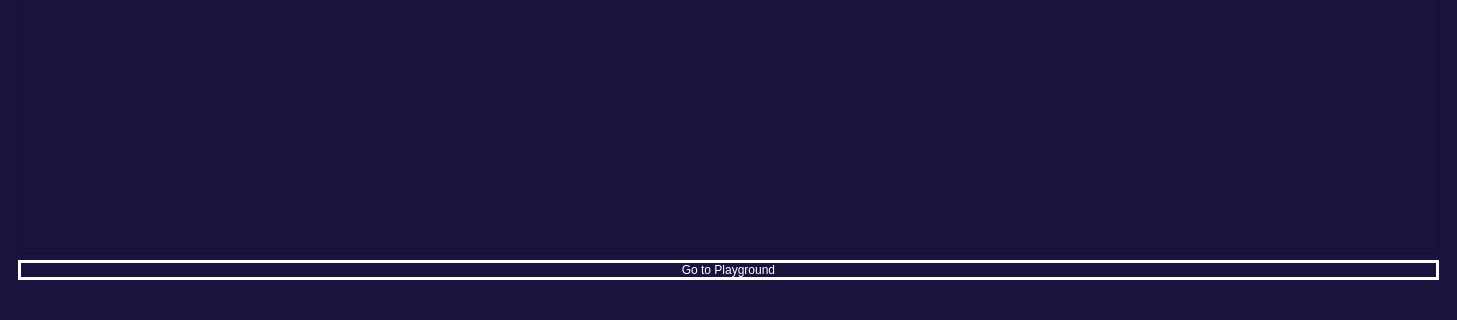
The window that introductorywindow.ui (LiquidityProtocol/AMM-Simulator) describes before a commit, drawn with Qt 5; both pictures show x 0 to 1457 and y 427 to 747 of the 1457 by 747 pixel window.
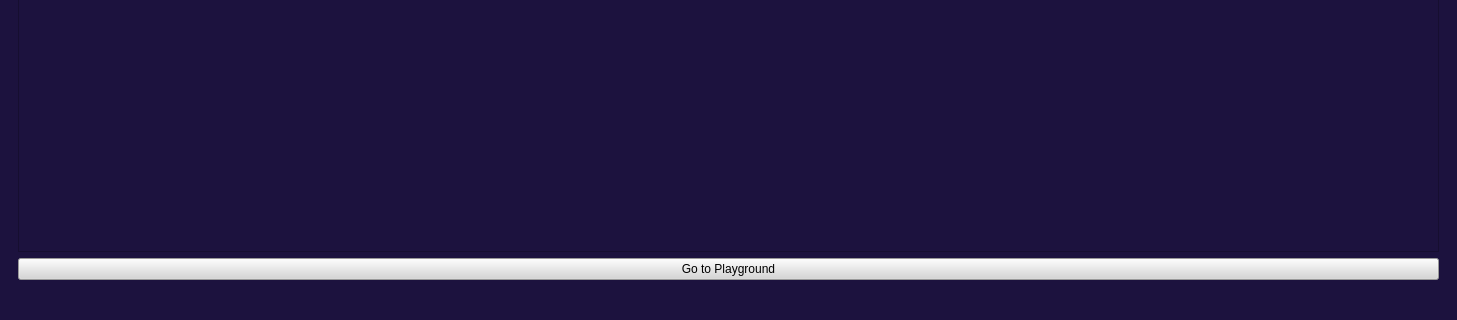
The same window after the commit. The open tabs and pages were chosen to show the change. Icons and pictures are not drawn.

Patch:
```diff
--- a/introductorywindow.ui
+++ b/introductorywindow.ui
@@ -32,11 +32,18 @@
    <property name="enabled">
     <bool>true</bool>
    </property>
-   <layout class="QGridLayout" name="gridLayout">
-    <item row="0" column="0">
+   <layout class="QVBoxLayout" name="verticalLayout_2">
+    <item>
      <widget class="QTabWidget" name="tabWidget">
       <property name="styleSheet">
-       <string notr="true"/>
+       <string notr="true">
+background-color: rgb(28, 18, 62);
+
+font: 13pt &quot;Calibri&quot;;
+
+border-color: rgb(255, 255, 255); 
+
+</string>
       </property>
       <property name="currentIndex">
        <number>1</number>
@@ -72,8 +79,9 @@
            </size>
           </property>
           <property name="styleSheet">
-           <string notr="true">color: rgb(255, 255, 255);
-border: 3px solid rgb(255, 255, 255);
+           <string notr="true">
+color: rgb(0,0,0);
+background-color: rgb(214, 214, 214);
 </string>
           </property>
           <property name="text">
```
Left out of the diff: 15 changed lines with no effect on the pictures.
